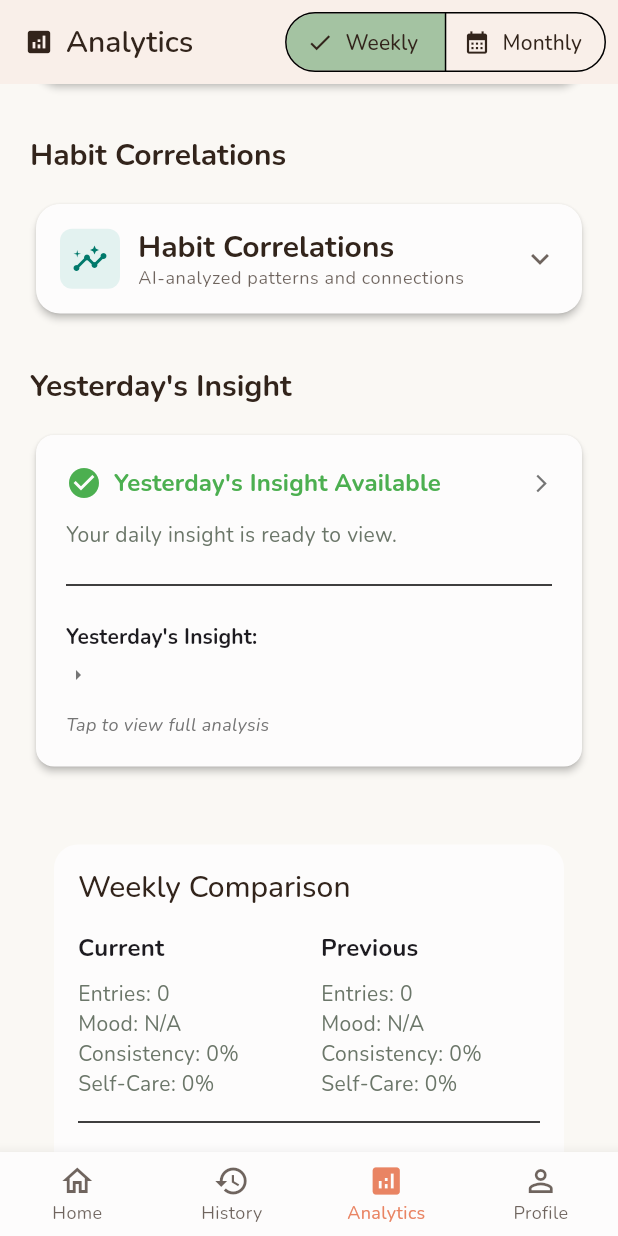
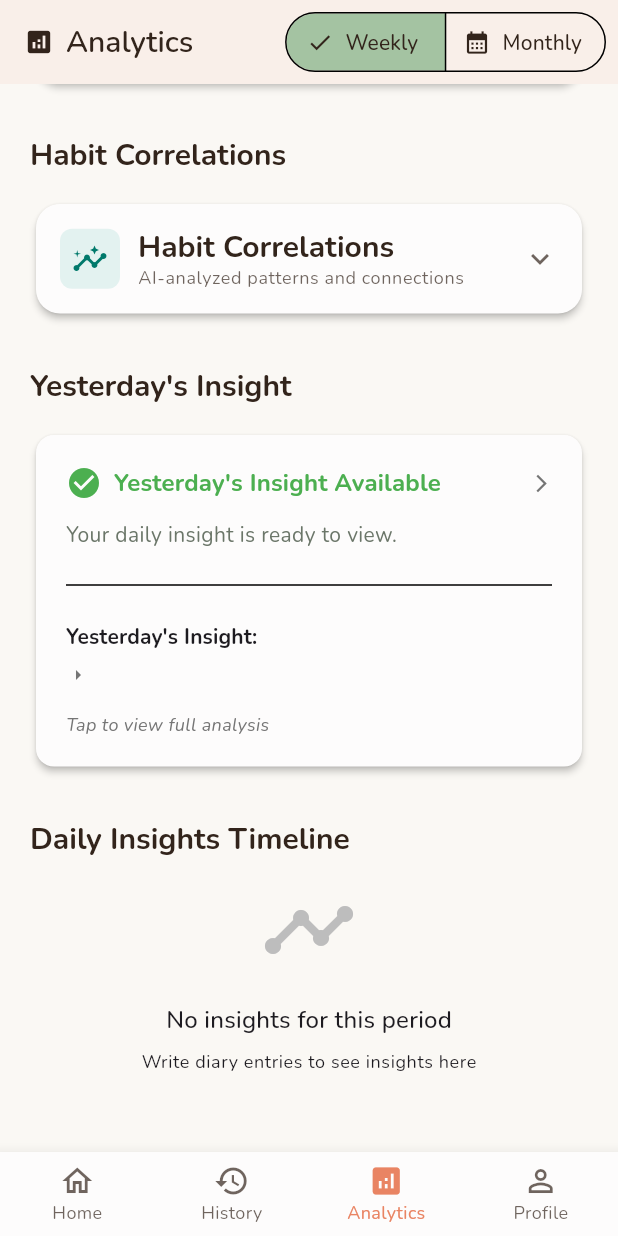
Before and after one commit to ravikumar8789/flutter-diary-app, a Flutter app: the screen it shows once a user with an empty profile is signed in, item 3 of the bottom bar chosen, scrolled down 1148 dp, on a phone screen of 412 x 824 dp. Run offline on Flutter 3.47's test engine with Material 3 defaults, Android fonts, the phone set to English and light mode, and no system bars; our stand-ins replace connectivity_plus, fl_chart, flutter_dotenv, flutter_local_notifications, flutter_riverpod, flutter_secure_storage and 7 more; missing offline and left inert: android_alarm_manager_plus; accounts and stored records are empty; network calls fail.

Commit message:
Weekly comprasion card. - removed weekly comprasion card and 400+ lines of codes and preseved the flow of related and other functionality.

```diff
--- a/lib/models/analytics_models.dart
+++ b/lib/models/analytics_models.dart
@@ -703,52 +703,6 @@ class DailyInsightWithMood {
   }
 }
 
-/// Period comparison data
-class PeriodComparison {
-  final PeriodData current;
-  final PeriodData previous;
-  final ComparisonMetrics metrics;
-
-  PeriodComparison({
-    required this.current,
-    required this.previous,
-    required this.metrics,
-  });
-}
-
-class PeriodData {
-  final DateTime startDate;
-  final DateTime endDate;
-  final int entriesCount;
-  final double? avgMood;
-  final double consistencyScore;
-  final double selfCareRate;
-
-  PeriodData({
-    required this.startDate,
-    required this.endDate,
-    required this.entriesCount,
-    this.avgMood,
-    required this.consistencyScore,
-    required this.selfCareRate,
-  });
-}
-
-class ComparisonMetrics {
-  final double moodChange;
-  final int entriesChange;
-  final double consistencyChange;
-  final double selfCareChange;
-  final String overallTrend; // 'improving', 'declining', 'stable'
-
-  ComparisonMetrics({
-    required this.moodChange,
-    required this.entriesChange,
-    required this.consistencyChange,
-    required this.selfCareChange,
-    required this.overallTrend,
-  });
-}
 
 /// Homescreen insight set - 5 insights per entry for carousel display
 class HomescreenInsightSet {
--- a/lib/screens/analytics_screen.dart
+++ b/lib/screens/analytics_screen.dart
@@ -5,7 +5,6 @@ import 'package:fl_chart/fl_chart.dart';
 import 'package:intl/intl.dart';
 import '../widgets/bottom_navigation_bar.dart';
 import '../widgets/daily_insights_timeline.dart';
-import '../widgets/period_comparison_card.dart';
 import '../widgets/week_chips_carousel.dart';
 import '../widgets/month_chips_carousel.dart';
 import '../widgets/mini_calendar_widget.dart';
@@ -523,10 +522,6 @@ class _AnalyticsScreenState extends ConsumerState<AnalyticsScreen> {
         _buildTodayInsightStatusCard(context),
         const SizedBox(height: 32),
 
-        // Period Comparison
-        PeriodComparisonCard(period: AnalyticsPeriod.weekly),
-        const SizedBox(height: 32),
-
         // Daily Insights Timeline
         _buildSectionHeader(context, 'Daily Insights Timeline'),
         const SizedBox(height: 16),
@@ -586,9 +581,6 @@ class _AnalyticsScreenState extends ConsumerState<AnalyticsScreen> {
               _buildAiInsightsCardMonthly(context, data),
               const SizedBox(height: 32),
 
-              // Period Comparison
-              PeriodComparisonCard(period: AnalyticsPeriod.monthly),
-              const SizedBox(height: 32),
             ],
           );
         } catch (e) {
--- a/lib/widgets/period_comparison_card.dart
+++ /dev/null
@@ -1,253 +0,0 @@
-import 'package:flutter/material.dart';
-import 'package:flutter_riverpod/flutter_riverpod.dart';
-import '../models/analytics_models.dart';
-import '../services/analytics_service.dart';
-import 'package:supabase_flutter/supabase_flutter.dart';
-
-class PeriodComparisonCard extends ConsumerWidget {
-  final AnalyticsPeriod period;
-
-  const PeriodComparisonCard({
-    super.key,
-    required this.period,
-  });
-
-  @override
-  Widget build(BuildContext context, WidgetRef ref) {
-    final userId = Supabase.instance.client.auth.currentUser?.id;
-    if (userId == null) {
-      return const Card(child: Center(child: Text('Please log in')));
-    }
-
-    final analyticsService = AnalyticsService();
-    final comparisonFuture = analyticsService.getPeriodComparison(userId, period);
-
-    return FutureBuilder<PeriodComparison>(
-      future: comparisonFuture,
-      builder: (context, snapshot) {
-        if (snapshot.connectionState == ConnectionState.waiting) {
-          return const Card(
-            child: Padding(
-              padding: EdgeInsets.all(24),
-              child: Center(child: CircularProgressIndicator()),
-            ),
-          );
-        }
-
-        if (snapshot.hasError) {
-          return Card(
-            child: Padding(
-              padding: const EdgeInsets.all(24),
-              child: Center(
-                child: Column(
-                  mainAxisSize: MainAxisSize.min,
-                  children: [
-                    Icon(Icons.error_outline, size: 48, color: Colors.red[300]),
-                    const SizedBox(height: 16),
-                    Text(
-                      'Error loading comparison',
-                      style: Theme.of(context).textTheme.titleMedium,
-                    ),
-                    const SizedBox(height: 8),
-                    Text(
-                      snapshot.error.toString(),
-                      style: Theme.of(context).textTheme.bodySmall,
-                      textAlign: TextAlign.center,
-                    ),
-                  ],
-                ),
-              ),
-            ),
-          );
-        }
-
-        final comparison = snapshot.data!;
-        return _buildComparisonCard(context, comparison);
-      },
-    );
-  }
-
-  Widget _buildComparisonCard(BuildContext context, PeriodComparison comparison) {
-    final metrics = comparison.metrics;
-
-    return Card(
-      margin: const EdgeInsets.all(16),
-      child: Padding(
-        padding: const EdgeInsets.all(16),
-        child: Column(
-          crossAxisAlignment: CrossAxisAlignment.start,
-          children: [
-            Text(
-              '${period.label} Comparison',
-              style: Theme.of(context).textTheme.titleLarge,
-            ),
-            const SizedBox(height: 16),
-            Row(
-              children: [
-                Expanded(child: _buildPeriodColumn(context, 'Current', comparison.current)),
-                const SizedBox(width: 16),
-                Expanded(child: _buildPeriodColumn(context, 'Previous', comparison.previous)),
-              ],
-            ),
-            const Divider(height: 32),
-            _buildMetricsRow(
-              context,
-              'Entries',
-              comparison.current.entriesCount,
-              comparison.previous.entriesCount,
-              metrics.entriesChange.toDouble(),
-            ),
-            const SizedBox(height: 12),
-            _buildMetricsRow(
-              context,
-              'Avg Mood',
-              comparison.current.avgMood?.toStringAsFixed(1) ?? 'N/A',
-              comparison.previous.avgMood?.toStringAsFixed(1) ?? 'N/A',
-              metrics.moodChange,
-            ),
-            const SizedBox(height: 12),
-            _buildMetricsRow(
-              context,
-              'Consistency',
-              '${(comparison.current.consistencyScore * 100).toStringAsFixed(0)}%',
-              '${(comparison.previous.consistencyScore * 100).toStringAsFixed(0)}%',
-              metrics.consistencyChange * 100,
-            ),
-            const SizedBox(height: 12),
-            _buildMetricsRow(
-              context,
-              'Self-Care',
-              '${(comparison.current.selfCareRate * 100).toStringAsFixed(0)}%',
-              '${(comparison.previous.selfCareRate * 100).toStringAsFixed(0)}%',
-              metrics.selfCareChange * 100,
-            ),
-            const SizedBox(height: 16),
-            Container(
-              padding: const EdgeInsets.all(12),
-              decoration: BoxDecoration(
-                color: _getTrendColor(metrics.overallTrend).withOpacity(0.1),
-                borderRadius: BorderRadius.circular(8),
-              ),
-              child: Row(
-                children: [
-                  Icon(
-                    _getTrendIcon(metrics.overallTrend),
-                    color: _getTrendColor(metrics.overallTrend),
-                  ),
-                  const SizedBox(width: 8),
-                  Text(
-                    'Overall Trend: ${metrics.overallTrend.toUpperCase()}',
-                    style: TextStyle(
-                      color: _getTrendColor(metrics.overallTrend),
-                      fontWeight: FontWeight.bold,
-                    ),
-                  ),
-                ],
-              ),
-            ),
-          ],
-        ),
-      ),
-    );
-  }
-
-  Widget _buildPeriodColumn(BuildContext context, String label, PeriodData data) {
-    return Column(
-      crossAxisAlignment: CrossAxisAlignment.start,
-      children: [
-        Text(
-          label,
-          style: Theme.of(context).textTheme.titleMedium?.copyWith(
-                fontWeight: FontWeight.bold,
-              ),
-        ),
-        const SizedBox(height: 8),
-        Text('Entries: ${data.entriesCount}'),
-        Text('Mood: ${data.avgMood?.toStringAsFixed(1) ?? "N/A"}'),
-        Text('Consistency: ${(data.consistencyScore * 100).toStringAsFixed(0)}%'),
-        Text('Self-Care: ${(data.selfCareRate * 100).toStringAsFixed(0)}%'),
-      ],
-    );
-  }
-
-  Widget _buildMetricsRow(
-    BuildContext context,
-    String label,
-    dynamic current,
-    dynamic previous,
-    double change,
-  ) {
-    final changeColor = change > 0
-        ? Colors.green
-        : change < 0
-            ? Colors.red
-            : Colors.grey;
-    final changeIcon = change > 0
-        ? Icons.arrow_upward
-        : change < 0
-            ? Icons.arrow_downward
-            : Icons.arrow_forward;
-    final changeText = change > 0
-        ? '+${change.toStringAsFixed(1)}'
-        : change < 0
-            ? change.toStringAsFixed(1)
-            : '0';
-
-    return Row(
-      mainAxisAlignment: MainAxisAlignment.spaceBetween,
-      children: [
-        Text(label, style: Theme.of(context).textTheme.bodyMedium),
-        Row(
-          children: [
-            Text(
-              '$current',
-              style: Theme.of(context).textTheme.bodyMedium?.copyWith(
-                    fontWeight: FontWeight.bold,
-                  ),
-            ),
-            const SizedBox(width: 8),
-            Text(
-              'vs $previous',
-              style: Theme.of(context).textTheme.bodySmall?.copyWith(
-                    color: Colors.grey,
-                  ),
-            ),
-            const SizedBox(width: 8),
-            Row(
-              mainAxisSize: MainAxisSize.min,
-              children: [
-                Icon(changeIcon, size: 16, color: changeColor),
-                Text(
-                  changeText,
-                  style: TextStyle(color: changeColor, fontWeight: FontWeight.bold),
-                ),
-              ],
-            ),
-          ],
-        ),
-      ],
-    );
-  }
-
-  Color _getTrendColor(String trend) {
-    switch (trend.toLowerCase()) {
-      case 'improving':
-        return Colors.green;
-      case 'declining':
-        return Colors.red;
-      default:
-        return Colors.grey;
-    }
-  }
-
-  IconData _getTrendIcon(String trend) {
-    switch (trend.toLowerCase()) {
-      case 'improving':
-        return Icons.trending_up;
-      case 'declining':
-        return Icons.trending_down;
-      default:
-        return Icons.trending_flat;
-    }
-  }
-}
```
Also changed, not shown: lib/services/analytics_service.dart (+0 -172 lines).
